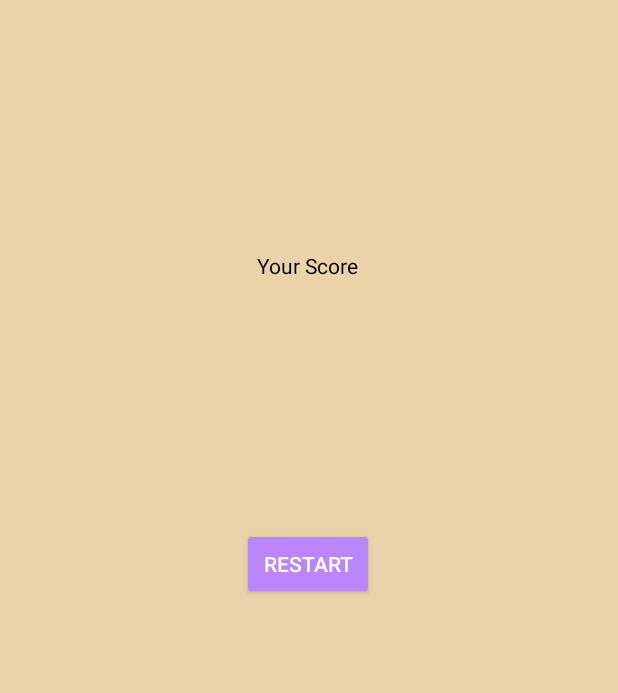
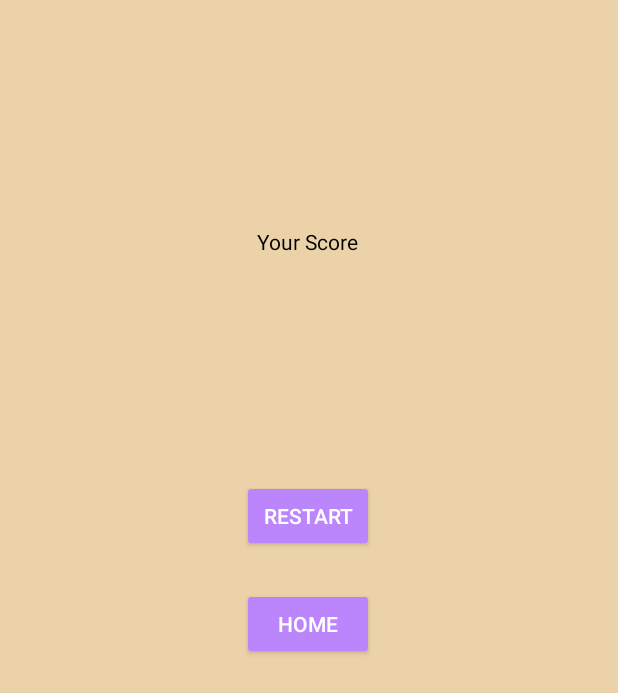
Before and after one commit to bjorntp/GrEightGame, an Android app: the DeathScreen screen opened directly, with no data from a screen before it, on a phone screen of 412 x 824 dp. Shown: the top 693 px of the screen. Run offline under Robolectric (Android 15) with nearby library versions, the phone set to English and light mode, and no system bars; Roboto replaces fonts that are not available here.

Commit message:
Homebutton
Hemknapp på dödsskärmen

```diff
--- a/app/src/main/java/com/example/greightgame/DeathScreen.java
+++ b/app/src/main/java/com/example/greightgame/DeathScreen.java
@@ -5,11 +5,13 @@
 import android.content.Intent;
 import android.os.Bundle;
 import android.view.View;
+import android.widget.Button;
 import android.widget.TextView;
 
 public class DeathScreen extends AppCompatActivity {
 
     TextView textView;
+    Button restartButton, homeButton;
 
     @Override
     protected void onCreate(Bundle savedInstanceState) {
@@ -18,6 +20,21 @@
 
         Intent intent = getIntent();
         String score = intent.getStringExtra("score");
+
+        restartButton = (Button) findViewById(R.id.restartButton);
+        restartButton.setOnClickListener(new View.OnClickListener() {
+            public void onClick(View v){
+                    restart(v);
+                }
+        });
+
+        homeButton = (Button) findViewById(R.id.homeButton);
+        homeButton.setOnClickListener(new View.OnClickListener() {
+            public void onClick(View v) {
+                home(v);
+            }
+        });
+
 
         textView = (TextView) findViewById(R.id.score);
         textView.setText(score);
@@ -28,4 +45,9 @@
         startActivity(intent);
     }
 
+    protected void home(View view) {
+        Intent intent = new Intent(this, MainActivity.class);
+        startActivity(intent);
+    }
+
 }
--- a/app/src/main/res/layout/activity_death_screen.xml
+++ b/app/src/main/res/layout/activity_death_screen.xml
@@ -9,11 +9,11 @@
 
     <Button
         android:id="@+id/restartButton"
-        android:backgroundTint="@color/purple_200"
         android:layout_width="wrap_content"
         android:layout_height="wrap_content"
-        android:layout_marginTop="352dp"
-        android:onClick="restart"
+        android:layout_marginTop="320dp"
+        android:backgroundTint="@color/purple_200"
+
         android:text="Restart"
         app:layout_constraintEnd_toEndOf="parent"
         app:layout_constraintHorizontal_bias="0.498"
@@ -46,4 +46,16 @@
         app:layout_constraintTop_toBottomOf="@+id/scoreText"
         app:layout_constraintVertical_bias="0.101" />
 
+    <Button
+        android:id="@+id/homeButton"
+        android:layout_width="wrap_content"
+        android:layout_height="wrap_content"
+        android:layout_marginTop="24dp"
+        android:backgroundTint="@color/purple_200"
+        android:text="Home"
+        app:layout_constraintEnd_toEndOf="parent"
+        app:layout_constraintHorizontal_bias="0.498"
+        app:layout_constraintStart_toStartOf="parent"
+        app:layout_constraintTop_toBottomOf="@+id/restartButton" />
+
 </androidx.constraintlayout.widget.ConstraintLayout>
```
Also changed, not shown: app/src/main/java/com/example/greightgame/GameView.java (+1 -7 lines).
